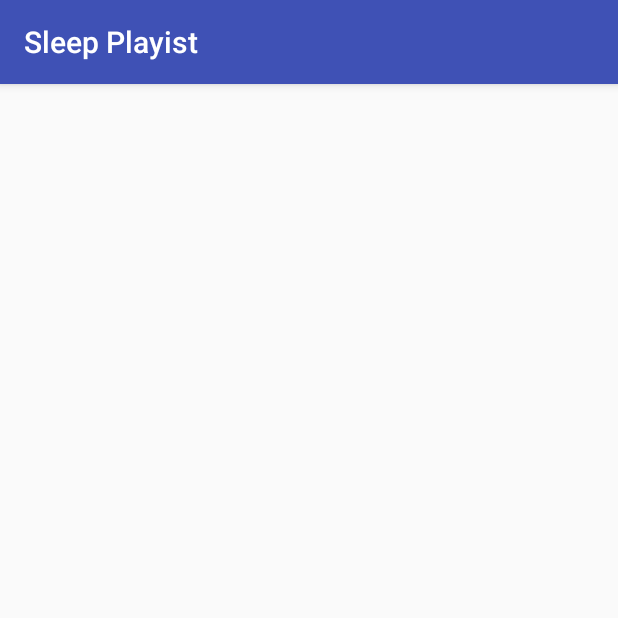
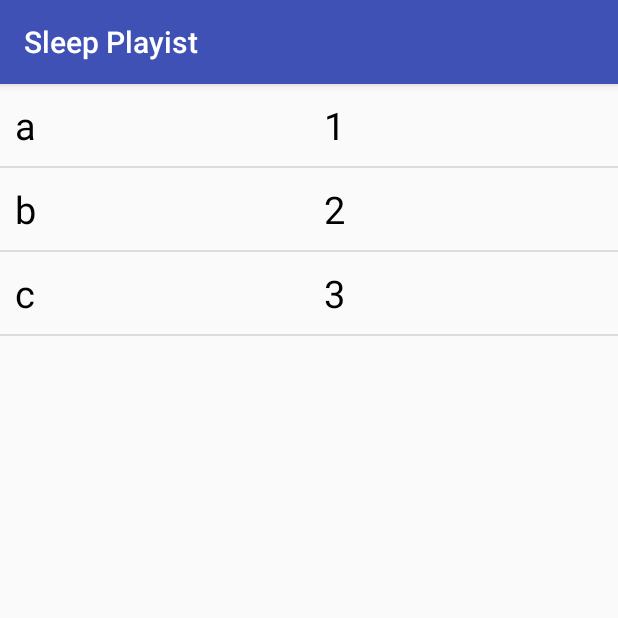
Before and after one commit to hero5jungle/MusicalApp, an Android app: the Sleep_Playist screen opened directly, with no data from a screen before it, on a phone screen of 412 x 824 dp, the top half of it. Run offline under Robolectric (Android 15) with nearby library versions, the phone set to English and light mode, and no system bars.

Commit message:
change the layout to list

```diff
--- a/app/src/main/java/com/example/tannguyen/musicalapp/Focus_Playist.java
+++ b/app/src/main/java/com/example/tannguyen/musicalapp/Focus_Playist.java
@@ -11,7 +11,6 @@ public class Focus_Playist extends AppCompatActivity {
     @Override
     protected void onCreate(Bundle savedInstanceState) {
         super.onCreate(savedInstanceState);
-        setContentView(R.layout.activity_focus__playist);
         setContentView(R.layout.list);
 
 
--- a/app/src/main/java/com/example/tannguyen/musicalapp/Sleep_Playist.java
+++ b/app/src/main/java/com/example/tannguyen/musicalapp/Sleep_Playist.java
@@ -2,12 +2,28 @@ package com.example.tannguyen.musicalapp;
 
 import android.support.v7.app.AppCompatActivity;
 import android.os.Bundle;
+import android.widget.ListView;
+
+import java.util.ArrayList;
 
 public class Sleep_Playist extends AppCompatActivity {
+
 
     @Override
     protected void onCreate(Bundle savedInstanceState) {
         super.onCreate(savedInstanceState);
-        setContentView(R.layout.activity_sleep__playist);
+        setContentView(R.layout.list);
+
+
+        ArrayList<Playist> playists = new ArrayList<>();
+        playists.add(new Playist("a", "1"));
+        playists.add(new Playist("b", "2"));
+        playists.add(new Playist("c", "3"));
+
+        Playist_Adapter playistArrayAdapter = new Playist_Adapter(this, playists);
+
+        ListView listView = (ListView) findViewById(R.id.list);
+
+        listView.setAdapter(playistArrayAdapter);
     }
 }
--- a/app/src/main/res/layout/activity_focus__playist.xml
+++ b/app/src/main/res/layout/activity_focus__playist.xml
@@ -8,19 +8,23 @@
 
     <TextView
         android:id="@+id/title"
-        android:layout_width="0dp"
+        android:layout_width="match_parent"
         android:layout_height="wrap_content"
         android:layout_weight="1"
         android:textSize="25sp"
+        android:textColor="#000000"
+        android:padding="10dp"
         tools:text="Title">
     </TextView>
 
     <TextView
         android:id="@+id/artist"
-        android:layout_width="0dp"
+        android:layout_width="match_parent"
         android:layout_height="wrap_content"
         android:layout_weight="1"
         android:textSize="25sp"
+        android:textColor="#000000"
+        android:padding="10dp"
         tools:text="Artist">
     </TextView>
 
```
Also changed, not shown: app/src/main/java/com/example/tannguyen/musicalapp/Playist_Adapter.java (+4 -4 lines), app/src/main/java/com/example/tannguyen/musicalapp/Workout_Playist.java (+17 -1 lines).
